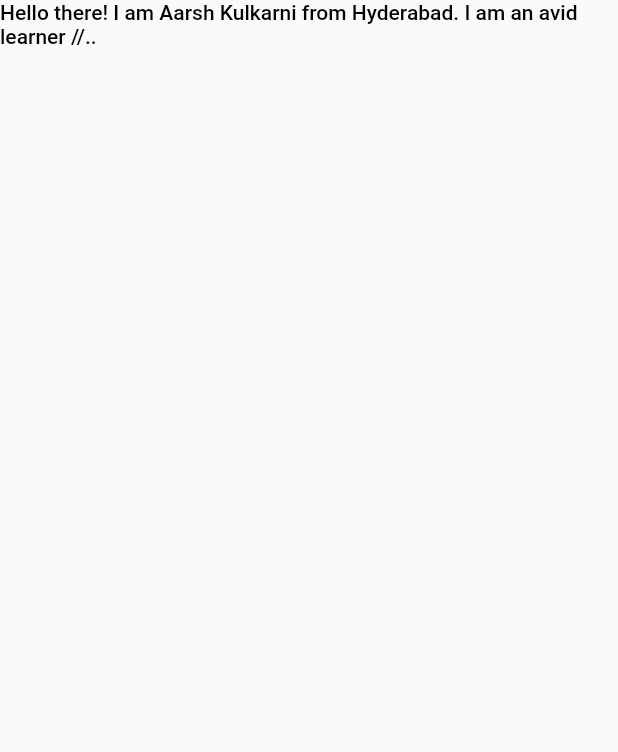
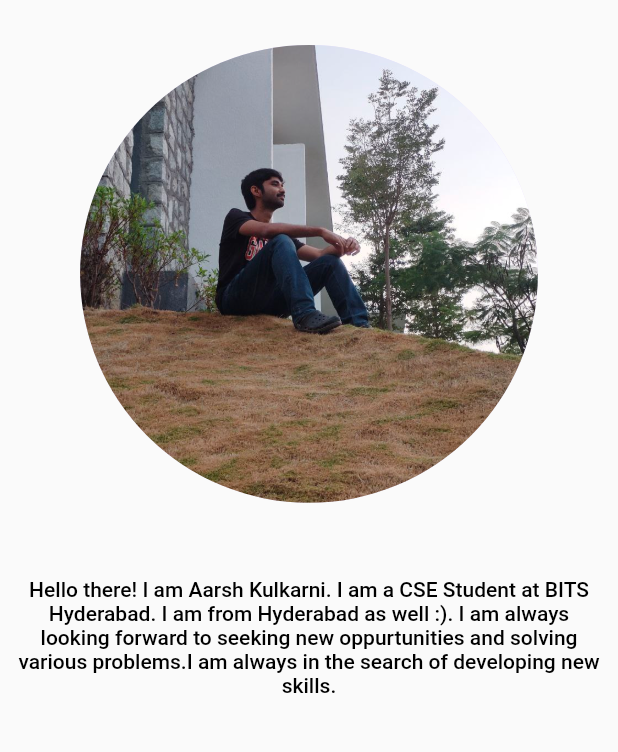
Before and after one commit to AarshKulkarni/SWD-Flutter-App, a Flutter app: the AboutMe screen opened directly, on a phone screen of 412 x 824 dp, the part 84-836 px from its top. Run offline on Flutter 3.47's test engine with Material 2 defaults, Android fonts, the light colour scheme and no system bars; our stand-ins replace awesome_notifications, firebase_auth, firebase_core, google_fonts, google_sign_in; accounts and stored records are empty; network calls fail.

Commit message:
Added AboutMe

```diff
--- a/lib/authentication.dart
+++ b/lib/authentication.dart
@@ -43,7 +43,7 @@ class Authentication {
         idToken: googleSignInAuthentication.idToken,
       );
 
-      Future<User?> signInWithGoogle({required BuildContext context}) async {
+      Future<User?> loginWithGoogle({required BuildContext context}) async {
         FirebaseAuth auth = FirebaseAuth.instance;
         User? user;
 
--- a/lib/screens/about_me.dart
+++ b/lib/screens/about_me.dart
@@ -12,14 +12,27 @@ class AboutMe extends StatelessWidget {
         title: const Text('About Me'),
       ),
       body: Center(
+          child: Container(
+        margin: const EdgeInsets.all(10),
         child: Column(
           crossAxisAlignment: CrossAxisAlignment.stretch,
           children: [
+            Container(
+              width: 200,
+              margin: const EdgeInsets.all(20),
+              child: CircleAvatar(
+                radius: MediaQuery.of(context).size.width / 2.7,
+                backgroundImage: const AssetImage('lib/assets/avatar.jpg'),
+              ),
+            ),
+            const SizedBox(height: 30),
             Text(
-            "Hello there! I am Aarsh Kulkarni from Hyderabad. I am an avid learner //..",
+              "Hello there! I am Aarsh Kulkarni. I am a CSE Student at BITS Hyderabad. I am from Hyderabad as well :). I am always looking forward to seeking new oppurtunities and solving various problems.I am always in the search of developing new skills.",
               style: Theme.of(context).textTheme.bodyLarge,
+              textAlign: TextAlign.center,
             )
           ],
+        ),
       )),
     );
   }
--- a/lib/screens/login_screen.dart
+++ b/lib/screens/login_screen.dart
@@ -1,5 +1,4 @@
 import 'package:flutter/material.dart';
-import 'package:google_sign_in/google_sign_in.dart';
 
 import 'package:swd_app/models/login_api_service.dart';
 import 'package:swd_app/screens/user_list_screen.dart';
@@ -11,7 +10,7 @@ class LoginPage extends StatefulWidget {
   const LoginPage({super.key});
 
   @override
-  State<StatefulWidget> createState() {
+  State<LoginPage> createState() {
     return _LoginPageState();
   }
 }
@@ -99,7 +98,7 @@ class _LoginPageState extends State<LoginPage> {
                   ),
                   const SizedBox(
                     width: 20,
-                  ), //Remove future builder
+                  ),
                   FutureBuilder(
                     future: Authentication.initializeFirebase(context: context),
                     builder: (context, snapshot) {
--- a/lib/widgets/google_sign_in_button.dart
+++ b/lib/widgets/google_sign_in_button.dart
@@ -8,7 +8,7 @@ class GoogleSignInButton extends StatefulWidget {
   const GoogleSignInButton({super.key});
 
   @override
-  _GoogleSignInButtonState createState() => _GoogleSignInButtonState();
+  State<GoogleSignInButton> createState() => _GoogleSignInButtonState();
 }
 
 class _GoogleSignInButtonState extends State<GoogleSignInButton> {
--- a/pubspec.yaml
+++ b/pubspec.yaml
@@ -69,6 +69,8 @@ flutter:
   # assets:
   #   - images/a_dot_burr.jpeg
   #   - images/a_dot_ham.jpeg
+  assets:
+    - lib/assets/avatar.jpg
 
   # An image asset can refer to one or more resolution-specific "variants", see
   # https://flutter.dev/assets-and-images/#resolution-aware
```
Also changed, not shown: lib/assets/avatar.jpg (added). Lines whose indentation alone changed are shown as unchanged.
